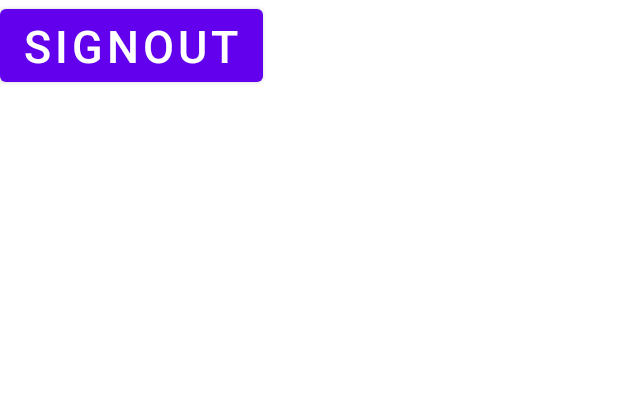
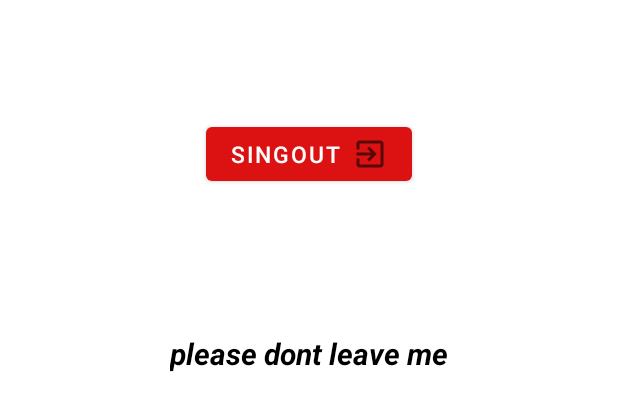
Before and after one commit to gilad235/project_w, an Android app: the layout fragment_sign_out.xml on its own in the app's theme, with its tools: preview values and no code run, on a phone screen of 412 x 824 dp. Shown: the top 411 px of the screen. Run offline under Robolectric (Android 15) with nearby library versions, the phone set to English and light mode, and no system bars.

Commit message:
'"rotems working with kasher sign out working'

```diff
--- /dev/null
+++ b/app/src/main/res/drawable/exit.xml
@@ -0,0 +1,10 @@
+<vector xmlns:android="http://schemas.android.com/apk/res/android"
+    android:width="24dp"
+    android:height="24dp"
+    android:viewportWidth="24"
+    android:viewportHeight="24"
+    android:tint="?attr/colorControlNormal">
+  <path
+      android:fillColor="@android:color/white"
+      android:pathData="M10.09,15.59L11.5,17l5,-5 -5,-5 -1.41,1.41L12.67,11H3v2h9.67l-2.58,2.59zM19,3H5c-1.11,0 -2,0.9 -2,2v4h2V5h14v14H5v-4H3v4c0,1.1 0.89,2 2,2h14c1.1,0 2,-0.9 2,-2V5c0,-1.1 -0.9,-2 -2,-2z"/>
+</vector>
--- a/app/src/main/res/layout/fragment_dog.xml
+++ b/app/src/main/res/layout/fragment_dog.xml
@@ -37,11 +37,11 @@
 
     <fragment
         android:id="@+id/list_dogs"
-        android:tag="dogs"
         android:name="com.example.tindog.ui.tinder.DogListFragment"
         android:layout_width="match_parent"
         android:layout_height="match_parent"
         android:label="@string/menu_fff"
+        android:tag="dogs"
         app:layout_anchorGravity="center"
         tools:layout="@layout/fragment_dog_list" />
 
--- a/app/src/main/res/layout/fragment_sign_out.xml
+++ b/app/src/main/res/layout/fragment_sign_out.xml
@@ -1,5 +1,7 @@
 <?xml version="1.0" encoding="utf-8"?>
-<androidx.coordinatorlayout.widget.CoordinatorLayout xmlns:android="http://schemas.android.com/apk/res/android"
+<androidx.constraintlayout.widget.ConstraintLayout
+
+xmlns:android="http://schemas.android.com/apk/res/android"
     xmlns:app="http://schemas.android.com/apk/res-auto"
     xmlns:tools="http://schemas.android.com/tools"
     android:layout_width="match_parent"
@@ -25,15 +27,34 @@
     <!--        app:srcCompat="@android:drawable/ic_delete" />-->
 
 
-
     <Button
         android:id="@+id/signOut"
         android:layout_width="wrap_content"
         android:layout_height="wrap_content"
-        android:layout_marginEnd="16dp"
-        android:text="@string/menu_sign_out"
-        android:textSize="30sp"
+        android:drawableEnd="@drawable/exit"
+        android:text="singout"
+        android:textSize="15sp"
+        app:backgroundTint="@color/red"
         app:layout_constraintBottom_toBottomOf="parent"
-        app:layout_constraintEnd_toEndOf="parent" />
+        app:layout_constraintLeft_toLeftOf="parent"
+        app:layout_constraintRight_toRightOf="parent"
+        app:layout_constraintTop_toTopOf="parent"
+        app:layout_constraintVertical_bias="0.101" />
 
-</androidx.coordinatorlayout.widget.CoordinatorLayout>
+    <TextView
+        android:id="@+id/gender_text"
+        android:layout_width="wrap_content"
+        android:layout_height="wrap_content"
+        android:layout_marginTop="36dp"
+        android:text="@string/dont_leave"
+        android:textColor="@color/black"
+        android:textSize="20sp"
+        android:textStyle="bold|italic"
+        app:layout_constraintBottom_toBottomOf="parent"
+        app:layout_constraintLeft_toLeftOf="parent"
+        app:layout_constraintRight_toRightOf="parent"
+        app:layout_constraintTop_toBottomOf="@id/signOut"
+        app:layout_constraintVertical_bias="0.094" />
+
+
+</androidx.constraintlayout.widget.ConstraintLayout>
--- a/app/src/main/res/menu/activity_main_drawer.xml
+++ b/app/src/main/res/menu/activity_main_drawer.xml
@@ -24,7 +24,7 @@
             android:title="@string/menu_fff" />
         <item
             android:id="@+id/nav_logout"
-            android:icon="@drawable/ic_menu_slideshow"
+            android:icon="@drawable/exit"
             android:title="@string/menu_sign_out" />
 
     </group>
--- a/app/src/main/res/values/colors.xml
+++ b/app/src/main/res/values/colors.xml
@@ -7,4 +7,6 @@
     <color name="teal_700">#FF018786</color>
     <color name="black">#FF000000</color>
     <color name="white">#FFFFFFFF</color>
+    <color name="red">#DC1212</color>
+
 </resources>
--- a/app/src/main/res/values/strings.xml
+++ b/app/src/main/res/values/strings.xml
@@ -67,4 +67,5 @@
     <string name="max_age">maximum age</string>
     <string name="checkin1">checkIn</string>
     <string name="checkout">checkout</string>
+    <string name="dont_leave">please dont leave me</string>
 </resources>
```
Also changed, not shown: app/src/main/res/layout/show_park_checking_item.xml (+37 -28 lines).
